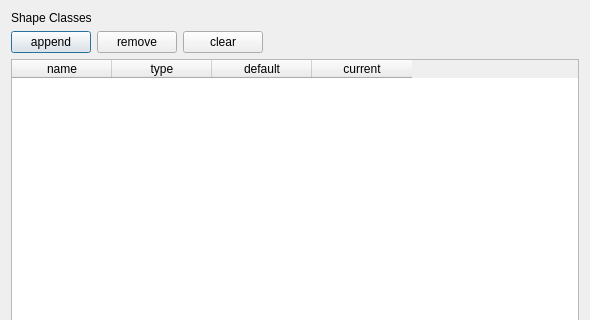
Above: shapedatadialog.ui from SammyEnigma/Soc-Performance-Evaluation before the change; both pictures show x 0 to 590 and y 0 to 320 of the 590 by 512 pixel window. Below: the same form after it.
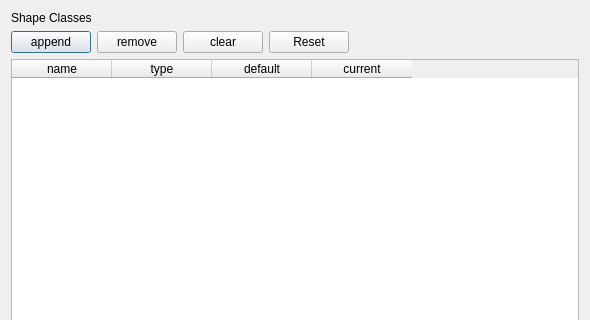
That is the form after the change.

Commit message: 添加清除数据和重设数据

Diff of the .ui file:
```diff
--- a/shapedatadialog.ui
+++ b/shapedatadialog.ui
@@ -47,6 +47,13 @@
        </property>
       </widget>
      </item>
+     <item>
+      <widget class="QPushButton" name="resetBtn">
+       <property name="text">
+        <string>Reset</string>
+       </property>
+      </widget>
+     </item>
      <item>
       <spacer name="horizontalSpacer">
        <property name="orientation">
```
The commit also changes 2 other files.
